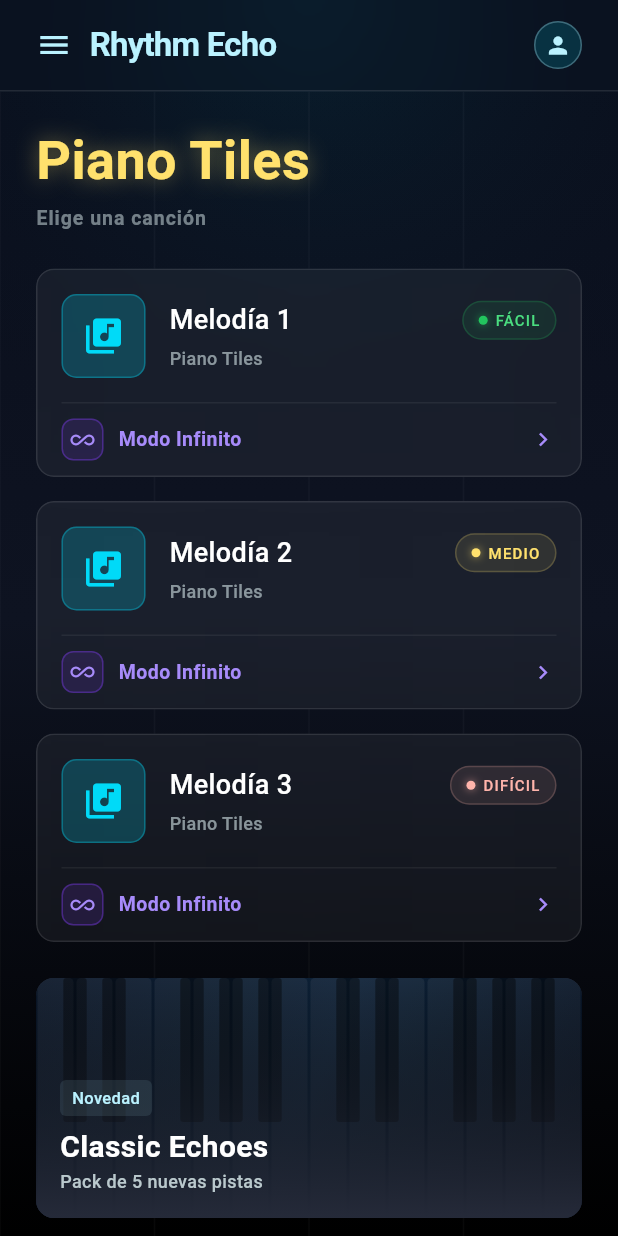
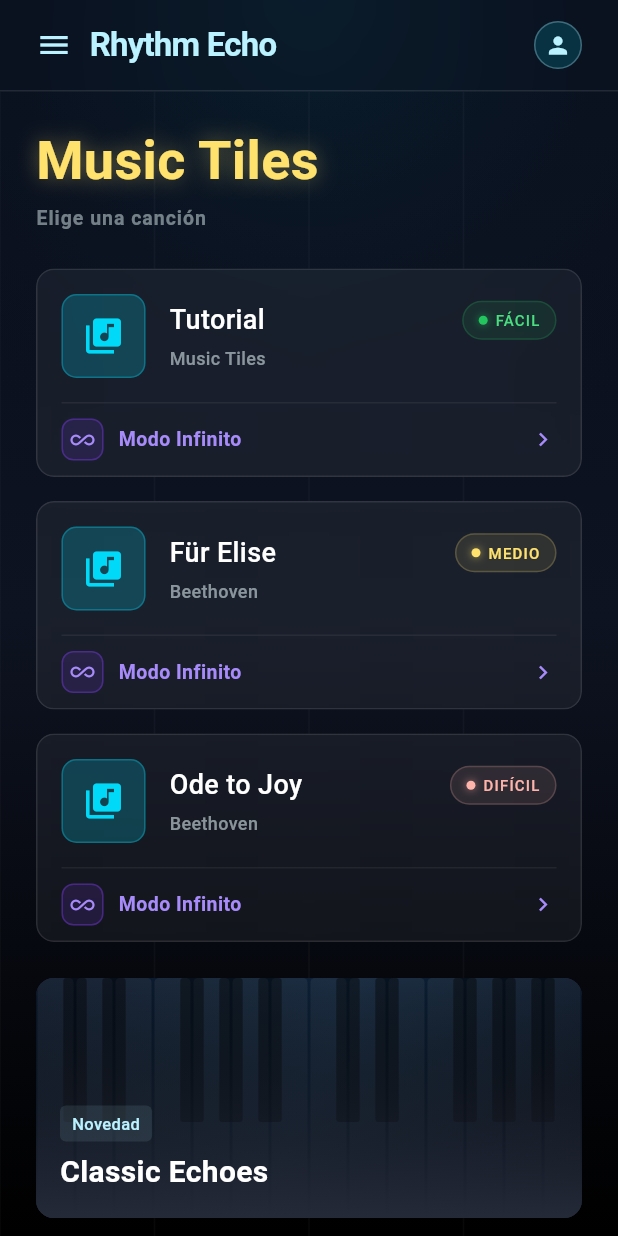
Before and after one commit to alejandrogghh05-web/OurPianoTiles, a Flutter app: the screen it shows after launch, on a phone screen of 412 x 824 dp. Run offline on Flutter 3.47's test engine with Material 3 defaults, Android fonts, the phone set to English and light mode, and no system bars; our stand-ins replace audioplayers, get, shared_preferences; Roboto replaces fonts that are missing (Montserrat).

Commit message:
agregados dos canciones

```diff
--- a/lib/main.dart
+++ b/lib/main.dart
@@ -12,7 +12,7 @@ class MyApp extends StatelessWidget {
   @override
   Widget build(BuildContext context) {
     return GetMaterialApp(
-      title: 'Piano Tiles',
+      title: 'Music Tiles',
       debugShowCheckedModeBanner: false,
       theme: ThemeData(
         colorScheme: ColorScheme.fromSeed(seedColor: Colors.deepPurple),
--- a/lib/models/song_model.dart
+++ b/lib/models/song_model.dart
@@ -22,23 +22,23 @@ class SongModel {
 final List<SongModel> availableSongs = [
   SongModel(
     id: 'song_1',
-    title: 'Melodía 1',
-    artist: 'Piano Tiles',
+    title: 'Tutorial',
+    artist: 'Music Tiles',
     difficulty: 'Fácil',
     notesProvider: initNotes,
   ),
   SongModel(
     id: 'song_2',
-    title: 'Melodía 2',
-    artist: 'Piano Tiles',
+    title: 'Für Elise',
+    artist: 'Beethoven',
     difficulty: 'Medio',
-    notesProvider: initNotes,
+    notesProvider: initNotesMedium,
   ),
   SongModel(
     id: 'song_3',
-    title: 'Melodía 3',
-    artist: 'Piano Tiles',
+    title: 'Ode to Joy',
+    artist: 'Beethoven',
     difficulty: 'Difícil',
-    notesProvider: initNotes,
+    notesProvider: initNotesHard,
   ),
 ];
--- a/lib/views/menu_page.dart
+++ b/lib/views/menu_page.dart
@@ -70,7 +70,7 @@ class MenuPage extends GetView<SongMenuController> {
                     children: [
                       // Page header
                       const Text(
-                        'Piano Tiles',
+                        'Music Tiles',
                         style: TextStyle(
                           fontFamily: 'Montserrat',
                           fontSize: 36,
@@ -466,14 +466,6 @@ class _FeaturedCard extends StatelessWidget {
                       color: Colors.white,
                     ),
                   ),
-                  Text(
-                    'Pack de 5 nuevas pistas',
-                    style: TextStyle(
-                      fontSize: 12,
-                      fontWeight: FontWeight.w500,
-                      color: _onSurfaceVariant,
-                    ),
-                  ),
                 ],
               ),
             ),
```
Also changed, not shown: lib/controllers/game_controller.dart (+26 -16 lines), lib/models/song_provider.dart (+64 -5 lines).
